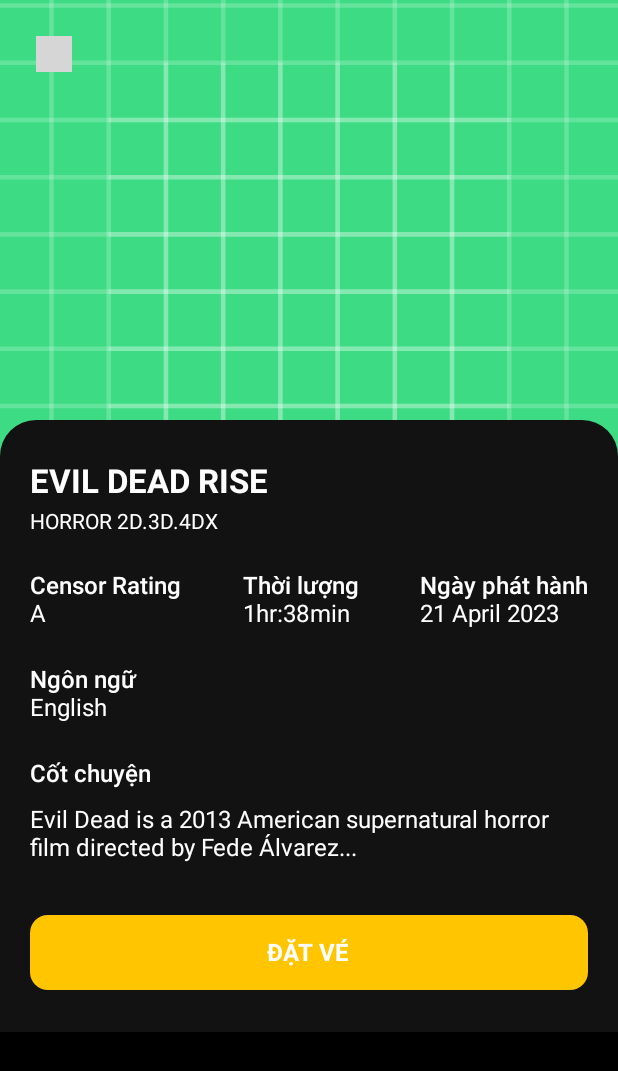
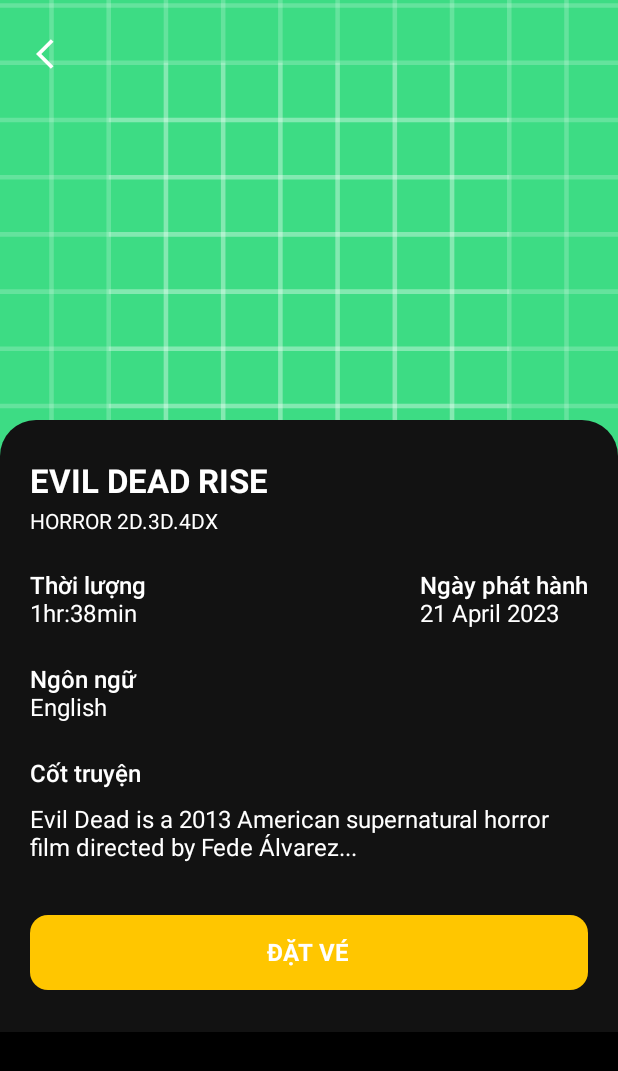
Before and after one commit to NguyenGiaKiet2004/Lap_Trinh_Mobile_DatVeXemPhim, an Android app built with Jetpack Compose: the screen it shows after launch (MainActivity), on a phone screen of 412 x 824 dp. Shown: the top 1071 px of the screen. Run offline under Robolectric (Android 15) with nearby library versions, the phone set to English and light mode, and no system bars; grey boxes are pictures that could not be loaded.

Commit message:
Detail Screen

```diff
--- a/app/src/main/java/com/example/appmoview/presentation/screens/DetailScreen.kt
+++ b/app/src/main/java/com/example/appmoview/presentation/screens/DetailScreen.kt
@@ -14,6 +14,7 @@
 import androidx.compose.ui.graphics.ColorFilter
 import androidx.compose.ui.layout.ContentScale
 import androidx.compose.ui.res.painterResource
+import androidx.compose.ui.res.stringResource
 import androidx.compose.ui.text.font.FontWeight
 import androidx.compose.ui.unit.dp
 import androidx.compose.ui.unit.sp
@@ -92,15 +93,11 @@
                     horizontalArrangement = Arrangement.SpaceBetween
                 ) {
                     Column {
-                        Text("Censor Rating", fontWeight = FontWeight.SemiBold, color = colorScheme.onSurface)
-                        Text("A", color = colorScheme.onSurface)
-                    }
-                    Column {
-                        Text("Thời lượng", fontWeight = FontWeight.SemiBold, color = colorScheme.onSurface)
+                        Text(stringResource(id = R.string.thoi_luong), fontWeight = FontWeight.SemiBold, color = colorScheme.onSurface)
                         Text("1hr:38min", color = colorScheme.onSurface)
                     }
                     Column {
-                        Text("Ngày phát hành", fontWeight = FontWeight.SemiBold, color = colorScheme.onSurface)
+                        Text(stringResource(id = R.string.ngay_phat_hanh), fontWeight = FontWeight.SemiBold, color = colorScheme.onSurface)
                         Text("21 April 2023", color = colorScheme.onSurface)
                     }
                 }
@@ -108,13 +105,13 @@
                 Spacer(modifier = Modifier.height(25.dp))
 
                 Column {
-                    Text("Ngôn ngữ", fontWeight = FontWeight.SemiBold, color = colorScheme.onSurface)
+                    Text(stringResource(id = R.string.ngon_ngu), fontWeight = FontWeight.SemiBold, color = colorScheme.onSurface)
                     Text("English", color = colorScheme.onSurface)
                 }
 
                 Spacer(modifier = Modifier.height(25.dp))
 
-                Text("Cốt chuyện", fontWeight = FontWeight.SemiBold, color = colorScheme.onSurface)
+                Text(stringResource(id = R.string.cot_truyen), fontWeight = FontWeight.SemiBold, color = colorScheme.onSurface)
                 Text(
                     "Evil Dead is a 2013 American supernatural horror film directed by Fede Álvarez...",
                     color = colorScheme.onSurface,
@@ -134,7 +131,7 @@
                     ),
                     shape = RoundedCornerShape(12.dp)
                 ) {
-                    Text("ĐẶT VÉ", fontWeight = FontWeight.Bold, fontSize = 16.sp)
+                    Text(stringResource(id = R.string.dat_ve), fontWeight = FontWeight.Bold, fontSize = 16.sp)
                 }
             }
         }
--- /dev/null
+++ b/app/src/main/res/drawable/baseline_arrow_back_ios_24.xml
@@ -0,0 +1,5 @@
+<vector xmlns:android="http://schemas.android.com/apk/res/android" android:autoMirrored="true" android:height="24dp" android:tint="#000000" android:viewportHeight="24" android:viewportWidth="24" android:width="24dp">
+
+    <path android:fillColor="@android:color/white" android:pathData="M11.67,3.87L9.9,2.1 0,12l9.9,9.9 1.77,-1.77L3.54,12z"/>
+
+</vector>
--- a/app/src/main/res/values/strings.xml
+++ b/app/src/main/res/values/strings.xml
@@ -9,4 +9,9 @@
     <string name="have_account">Bạn chưa có tài khoản?</string>
     <string name="register">Đăng ký</string>
     <string name="dont_have_account">Bạn đã có tài khoản?</string>
+    <string name="dat_ve">ĐẶT VÉ</string>
+    <string name="cot_truyen">Cốt truyện</string>
+    <string name="ngon_ngu">Ngôn ngữ</string>
+    <string name="ngay_phat_hanh">Ngày phát hành</string>
+    <string name="thoi_luong">Thời lượng</string>
 </resources>
```
